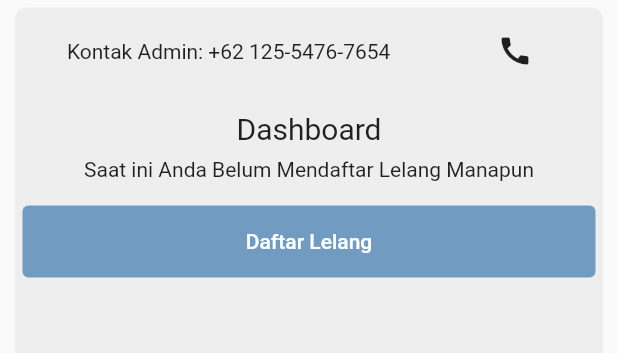
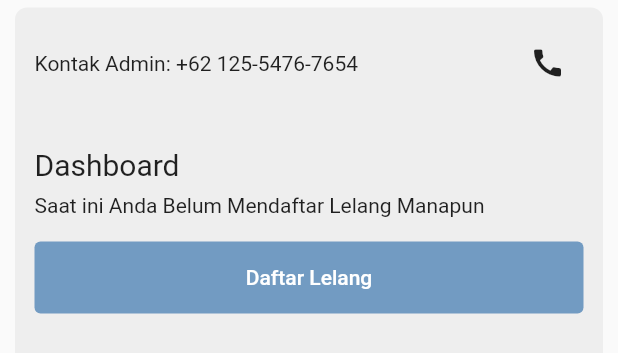
Before and after one commit to VincentiusKennedy/ikan2.0, a Flutter app: the DashboardWidget widget shown alone on an empty page, opened directly, on a phone screen of 412 x 824 dp. Shown: the top 353 px of the screen. Run offline on Flutter 3.47's test engine with Material 2 defaults, Android fonts, the phone set to English and light mode, and no system bars; our stand-ins replace bloc, device_info_plus, equatable, flutter_bloc, flutter_local_notifications, flutter_secure_storage and 3 more; accounts and stored records are empty; network calls fail; Roboto replaces fonts that are missing (Rubik).

Commit message:
berhasil allow permission dan memunculkan test notifikasi

```diff
--- a/lib/screen/account_screen.dart
+++ b/lib/screen/account_screen.dart
@@ -1,6 +1,7 @@
 import 'package:flutter/material.dart';
 import 'package:flutter_bloc/flutter_bloc.dart';
 import 'package:proto_ikan/bloc/auth_bloc/auth_bloc.dart';
+import 'package:proto_ikan/widget/account_screen_widget/notification_test_widget.dart';
 
 class AccountScreen extends StatelessWidget {
   const AccountScreen({super.key});
@@ -18,6 +19,7 @@ class AccountScreen extends StatelessWidget {
               icon: const Icon(Icons.logout))
         ],
       ),
+      body: const Center(child: NotificationTestWidget()),
     );
   }
 }
--- a/lib/widget/home_widget/dashboard_widget.dart
+++ b/lib/widget/home_widget/dashboard_widget.dart
@@ -14,8 +14,10 @@ class DashboardWidget extends StatelessWidget {
       ),
       child: Column(
         children: [
-          Row(
-            mainAxisAlignment: MainAxisAlignment.spaceAround,
+          Padding(
+            padding: const EdgeInsets.all(8.0),
+            child: Row(
+              mainAxisAlignment: MainAxisAlignment.spaceBetween,
               children: [
                 const Text('Kontak Admin: +62 125-5476-7654'),
                 IconButton(
@@ -24,8 +26,12 @@ class DashboardWidget extends StatelessWidget {
                 )
               ],
             ),
+          ),
           const SizedBox(height: 16.0),
-          Column(
+          Padding(
+            padding: const EdgeInsets.all(8.0),
+            child: Column(
+              crossAxisAlignment: CrossAxisAlignment.start,
               children: [
                 const Text('Dashboard', style: TextStyle(fontSize: 20.0)),
                 const SizedBox(height: 8.0),
@@ -48,6 +54,7 @@ class DashboardWidget extends StatelessWidget {
                 ),
               ],
             ),
+          ),
         ],
       ),
     );
--- a/lib/widget/home_widget/fish_list_widget.dart
+++ b/lib/widget/home_widget/fish_list_widget.dart
@@ -33,7 +33,8 @@ class FishListWidget extends StatelessWidget {
                         ),
                       ),
                     ],
-                )),
+                  ),
+                ),
               ),
             ),
           );
--- a/pubspec.yaml
+++ b/pubspec.yaml
@@ -39,6 +39,9 @@ dependencies:
   skeletons: ^0.0.3
   http: ^0.13.5
   shared_preferences: ^2.1.0
+  permission_handler: ^10.2.0
+  flutter_local_notifications: ^14.0.0+1
+  device_info_plus: ^8.2.2
 
 dev_dependencies:
   flutter_lints: ^2.0.0
```
Also changed, not shown: lib/main.dart (+15 -1 lines), lib/utils/notif_test.dart (added, +17 -0 lines), lib/utils/notification_utils.dart (added, +39 -0 lines), lib/widget/account_screen_widget/notification_test_widget.dart (added, +12 -0 lines), lib/widget/home_widget/welcome_card_widget.dart (+4 -4 lines), pubspec.lock, 6 other files. Lines whose indentation alone changed are shown as unchanged.
